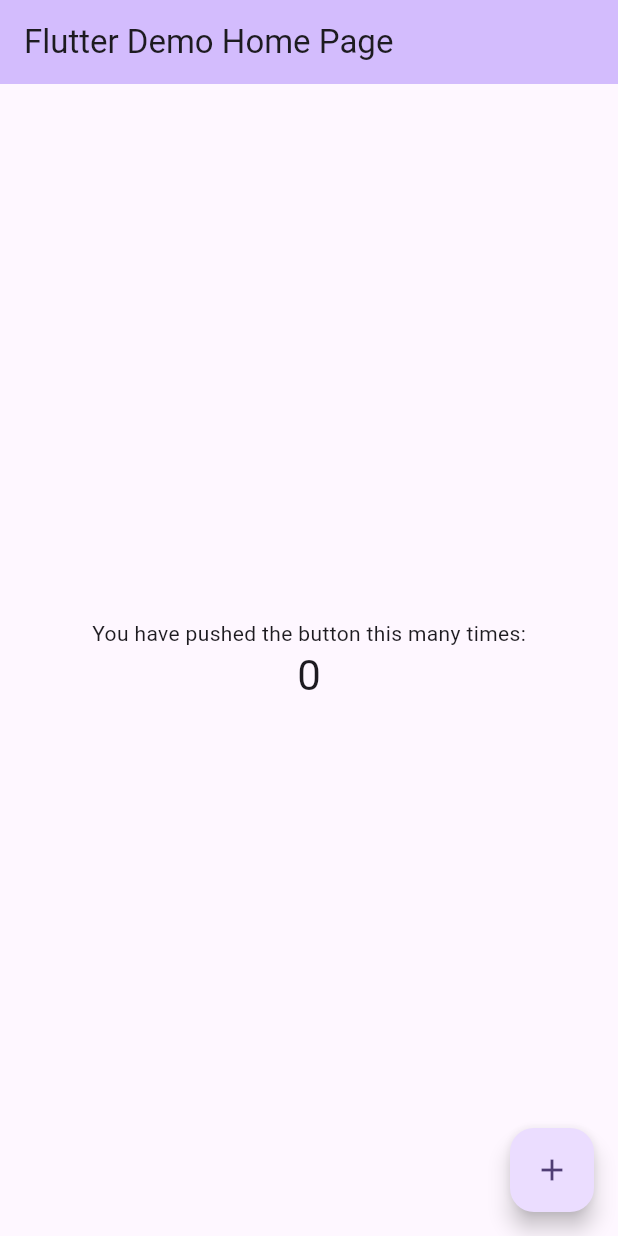
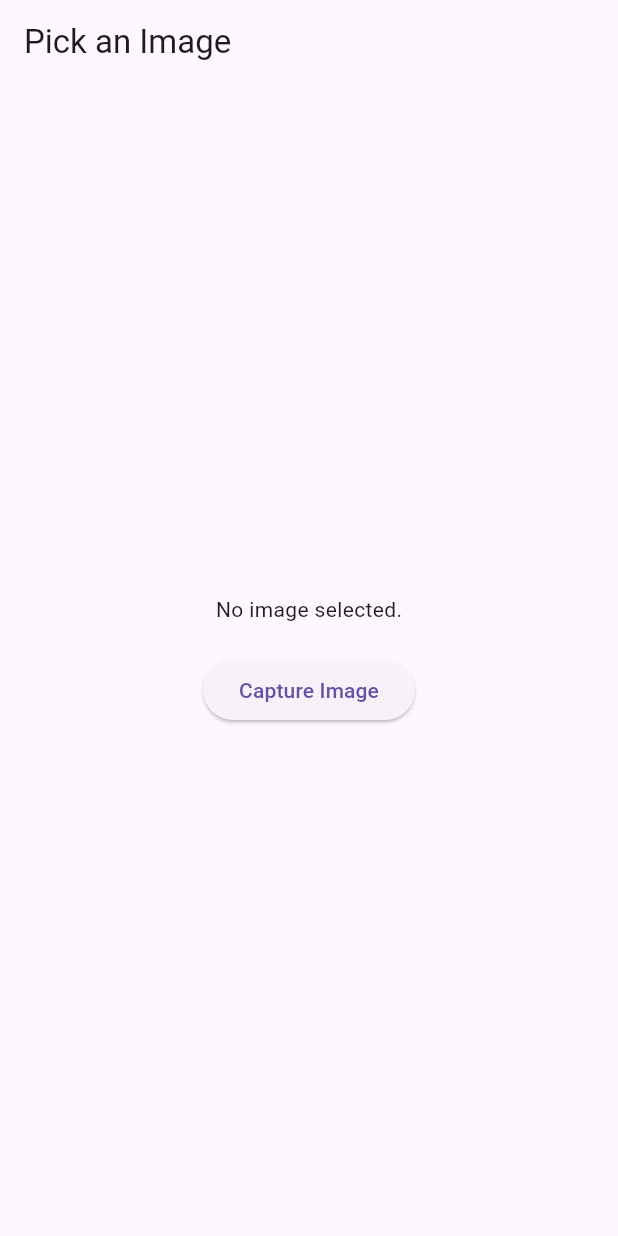
Before and after one commit to christine-hong26/mediscan, a Flutter app: the screen it shows after launch, on a phone screen of 412 x 824 dp. Run offline on Flutter 3.47's test engine with Material 3 defaults, Android fonts, the phone set to English and light mode, and no system bars; our stand-ins replace image_picker.

Commit message:
Image Picker

```diff
--- a/flutter_application_1/lib/main.dart
+++ b/flutter_application_1/lib/main.dart
@@ -1,125 +1,67 @@
+// 1. Import the necessary packages at the top
 import 'package:flutter/material.dart';
+import 'package:image_picker/image_picker.dart';
+import 'dart:io'; // To handle the image file
 
-void main() {
-  runApp(const MyApp());
-}
+// 2. Define the main entry point of your Flutter app
+void main() => runApp(MyApp());
 
+// 3. The main app class that defines the basic structure (StatelessWidget in this case)
 class MyApp extends StatelessWidget {
-  const MyApp({super.key});
-
-  // This widget is the root of your application.
   @override
   Widget build(BuildContext context) {
     return MaterialApp(
-      title: 'Flutter Demo',
-      theme: ThemeData(
-        // This is the theme of your application.
-        //
-        // TRY THIS: Try running your application with "flutter run". You'll see
-        // the application has a purple toolbar. Then, without quitting the app,
-        // try changing the seedColor in the colorScheme below to Colors.green
-        // and then invoke "hot reload" (save your changes or press the "hot
-        // reload" button in a Flutter-supported IDE, or press "r" if you used
-        // the command line to start the app).
-        //
-        // Notice that the counter didn't reset back to zero; the application
-        // state is not lost during the reload. To reset the state, use hot
-        // restart instead.
-        //
-        // This works for code too, not just values: Most code changes can be
-        // tested with just a hot reload.
-        colorScheme: ColorScheme.fromSeed(seedColor: Colors.deepPurple),
-        useMaterial3: true,
-      ),
-      home: const MyHomePage(title: 'Flutter Demo Home Page'),
+      title: 'Medication App',
+      home: ImagePickerWidget(), // Using the StatefulWidget here
     );
   }
 }
 
-class MyHomePage extends StatefulWidget {
-  const MyHomePage({super.key, required this.title});
-
-  // This widget is the home page of your application. It is stateful, meaning
-  // that it has a State object (defined below) that contains fields that affect
-  // how it looks.
-
-  // This class is the configuration for the state. It holds the values (in this
-  // case the title) provided by the parent (in this case the App widget) and
-  // used by the build method of the State. Fields in a Widget subclass are
-  // always marked "final".
-
-  final String title;
-
+// 4. Define the StatefulWidget that contains the image picker functionality
+class ImagePickerWidget extends StatefulWidget {
   @override
-  State<MyHomePage> createState() => _MyHomePageState();
+  _ImagePickerWidgetState createState() => _ImagePickerWidgetState();
 }
 
-class _MyHomePageState extends State<MyHomePage> {
-  int _counter = 0;
+// 5. Define the state class that will handle the camera logic and UI updates
+class _ImagePickerWidgetState extends State<ImagePickerWidget> {
+  File? _image;
 
-  void _incrementCounter() {
-    setState(() {
-      // This call to setState tells the Flutter framework that something has
-      // changed in this State, which causes it to rerun the build method below
-      // so that the display can reflect the updated values. If we changed
-      // _counter without calling setState(), then the build method would not be
-      // called again, and so nothing would appear to happen.
-      _counter++;
-    });
+  // Method to capture image from camera
+  Future<void> _pickImage() async {
+    final picker = ImagePicker();
+    final pickedFile = await picker.getImage(source: ImageSource.camera);
+
+    if (pickedFile != null) {
+      setState(() {
+        _image = File(pickedFile.path); // Store the image file
+      });
+    } else {
+      print('No image selected.');
+    }
   }
 
   @override
   Widget build(BuildContext context) {
-    // This method is rerun every time setState is called, for instance as done
-    // by the _incrementCounter method above.
-    //
-    // The Flutter framework has been optimized to make rerunning build methods
-    // fast, so that you can just rebuild anything that needs updating rather
-    // than having to individually change instances of widgets.
     return Scaffold(
       appBar: AppBar(
-        // TRY THIS: Try changing the color here to a specific color (to
-        // Colors.amber, perhaps?) and trigger a hot reload to see the AppBar
-        // change color while the other colors stay the same.
-        backgroundColor: Theme.of(context).colorScheme.inversePrimary,
-        // Here we take the value from the MyHomePage object that was created by
-        // the App.build method, and use it to set our appbar title.
-        title: Text(widget.title),
+        title: Text('Pick an Image'),
       ),
       body: Center(
-        // Center is a layout widget. It takes a single child and positions it
-        // in the middle of the parent.
         child: Column(
-          // Column is also a layout widget. It takes a list of children and
-          // arranges them vertically. By default, it sizes itself to fit its
-          // children horizontally, and tries to be as tall as its parent.
-          //
-          // Column has various properties to control how it sizes itself and
-          // how it positions its children. Here we use mainAxisAlignment to
-          // center the children vertically; the main axis here is the vertical
-          // axis because Columns are vertical (the cross axis would be
-          // horizontal).
-          //
-          // TRY THIS: Invoke "debug painting" (choose the "Toggle Debug Paint"
-          // action in the IDE, or press "p" in the console), to see the
-          // wireframe for each widget.
           mainAxisAlignment: MainAxisAlignment.center,
           children: <Widget>[
-            const Text(
-              'You have pushed the button this many times:',
-            ),
-            Text(
-              '$_counter',
-              style: Theme.of(context).textTheme.headlineMedium,
+            _image == null
+                ? Text('No image selected.')
+                : Image.file(_image!), // Display the image if available
+            SizedBox(height: 20),
+            ElevatedButton(
+              onPressed: _pickImage, // Button to trigger image picking
+              child: Text('Capture Image'),
             ),
           ],
         ),
       ),
-      floatingActionButton: FloatingActionButton(
-        onPressed: _incrementCounter,
-        tooltip: 'Increment',
-        child: const Icon(Icons.add),
-      ), // This trailing comma makes auto-formatting nicer for build methods.
     );
   }
 }
--- a/flutter_application_1/pubspec.yaml
+++ b/flutter_application_1/pubspec.yaml
@@ -35,6 +35,7 @@ dependencies:
   # The following adds the Cupertino Icons font to your application.
   # Use with the CupertinoIcons class for iOS style icons.
   cupertino_icons: ^1.0.8
+  image_picker: ^0.8.4+3
 
 dev_dependencies:
   flutter_test:
```
Also changed, not shown: flutter_application_1/pubspec.lock, 13 other files.
